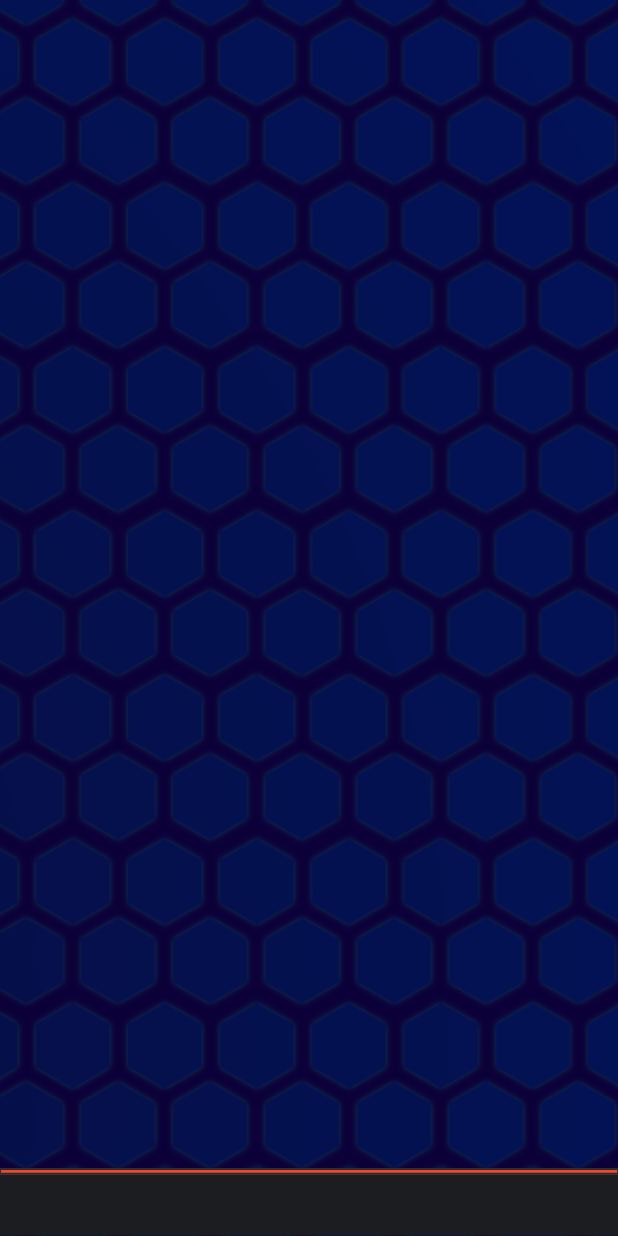
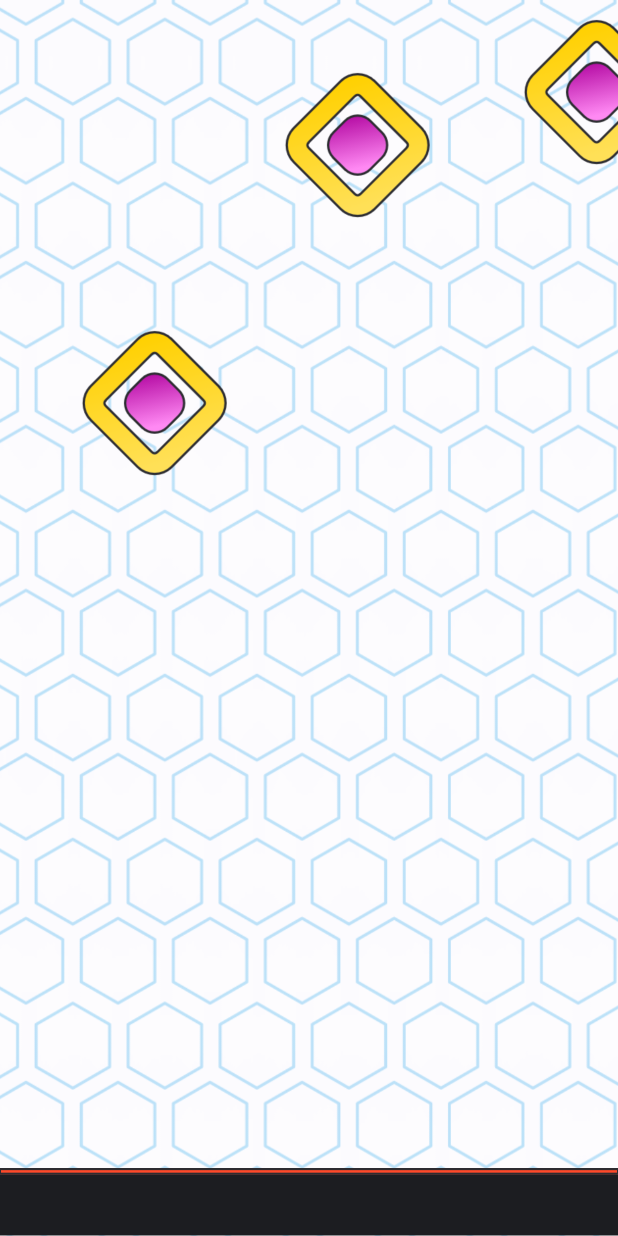
Before and after one commit to yevkk/univ, an Android app: the screen it shows after launch (MainActivity), on a phone screen of 412 x 824 dp. Run offline under Robolectric (Android 15) with nearby library versions, the phone set to English and light mode, and no system bars.

Commit message:
Add part a

```diff
--- a/distributed_computing/Lab7/app/src/main/AndroidManifest.xml
+++ b/distributed_computing/Lab7/app/src/main/AndroidManifest.xml
@@ -9,7 +9,7 @@
         android:roundIcon="@mipmap/ic_launcher_round"
         android:supportsRtl="true"
         android:theme="@style/Theme.Lab7">
-        <activity android:name=".MainActivity">
+        <activity android:name=".a.MainActivity">
             <intent-filter>
                 <action android:name="android.intent.action.MAIN" />
 
--- /dev/null
+++ b/distributed_computing/Lab7/app/src/main/java/com/example/lab7/a/GameView.java
@@ -0,0 +1,93 @@
+package com.example.lab7.a;
+
+import android.content.Context;
+import android.graphics.Canvas;
+import android.graphics.drawable.Drawable;
+import android.util.AttributeSet;
+import android.view.MotionEvent;
+import android.view.View;
+
+import androidx.core.content.res.ResourcesCompat;
+
+import com.example.lab7.R;
+
+import java.util.concurrent.Exchanger;
+import java.util.concurrent.Semaphore;
+import java.util.concurrent.atomic.AtomicBoolean;
+
+public class GameView extends View {
+    private final Point[] points;
+    private final int targetsNo = 3;
+    private final AtomicBoolean[] done;
+    private final Semaphore semaphore;
+
+    public GameView(Context context, AttributeSet attrs) {
+        super(context, attrs);
+        this.points = new Point[targetsNo];
+        this.done = new AtomicBoolean[targetsNo];
+        this.semaphore = new Semaphore(1, true);
+    }
+
+    @Override
+    protected void onDraw(Canvas canvas) {
+        for (int i = 0; i < targetsNo; i++) {
+            if (points[i] != null) {
+                Drawable d = ResourcesCompat.getDrawable(getResources(), R.drawable.target, null);
+                d.setBounds((int) points[i].x - Target.size, (int) points[i].y - Target.size, (int) points[i].x + Target.size, (int) points[i].y + Target.size);
+                d.draw(canvas);
+            }
+        }
+
+    }
+
+    @Override
+    public boolean onTouchEvent(MotionEvent event) {
+        try {
+            semaphore.acquire();
+            for (int i = 0; i < targetsNo; i++) {
+                if (Math.abs(points[i].x - event.getX()) < Target.size && Math.abs(points[i].x - event.getX()) < Target.size) {
+                    done[i].set(true);
+                    done[i] = null;
+                }
+            }
+            semaphore.release();
+        } catch (InterruptedException e) {
+            e.printStackTrace();
+        }
+
+        return super.onTouchEvent(event);
+    }
+
+    void start() {
+        new Thread(() -> {
+            Target[] targets = new Target[targetsNo];
+            for (int i = 0; i < targetsNo; i++) {
+                done[i] = new AtomicBoolean(false);
+                targets[i] = new Target(this, new Exchanger<>(), done[i]);
+                new Thread(targets[i]).start();
+            }
+
+            try {
+                while (true) {
+                    Thread.sleep(50);
+
+                    semaphore.acquire();
+                    for (int i = 0; i < targetsNo; i++) {
+                        if (done[i] != null) {
+                            points[i] = targets[i].getExchanger().exchange(null);
+                        } else {
+                            done[i] = new AtomicBoolean(false);
+                            targets[i] = new Target(this, new Exchanger<>(), done[i]);
+                            new Thread(targets[i]).start();
+                        }
+                    }
+                    semaphore.release();
+
+                    invalidate();
+                }
+            } catch (InterruptedException e) {
+                e.printStackTrace();
+            }
+        }).start();
+    }
+}
--- a/distributed_computing/Lab7/app/src/main/java/com/example/lab7/MainActivity.java
+++ b/distributed_computing/Lab7/app/src/main/java/com/example/lab7/a/MainActivity.java
@@ -1,8 +1,10 @@
-package com.example.lab7;
+package com.example.lab7.a;
 
 import androidx.appcompat.app.AppCompatActivity;
 
 import android.os.Bundle;
+
+import com.example.lab7.R;
 
 public class MainActivity extends AppCompatActivity {
 
@@ -10,5 +12,8 @@ public class MainActivity extends AppCompatActivity {
     protected void onCreate(Bundle savedInstanceState) {
         super.onCreate(savedInstanceState);
         setContentView(R.layout.activity_main);
+
+        GameView gameView = findViewById(R.id.gameView);
+        gameView.start();
     }
 }
--- /dev/null
+++ b/distributed_computing/Lab7/app/src/main/java/com/example/lab7/a/Point.java
@@ -0,0 +1,11 @@
+package com.example.lab7.a;
+
+public class Point implements Cloneable {
+   public Point(double x, double y) {
+       this.x = x;
+       this.y = y;
+   }
+
+    public double x;
+    public double y;
+}
--- /dev/null
+++ b/distributed_computing/Lab7/app/src/main/java/com/example/lab7/a/Target.java
@@ -0,0 +1,43 @@
+package com.example.lab7.a;
+
+import java.util.concurrent.Exchanger;
+import java.util.concurrent.atomic.AtomicBoolean;
+
+public class Target implements Runnable {
+    private final Point location;
+    private final GameView gameView;
+    private final Exchanger<Point> exchanger;
+    private final AtomicBoolean done;
+    private static final int maxSpeed = 50;
+    public static final int size = 75;
+
+
+    public Target(GameView gameView, Exchanger<Point> exchanger, AtomicBoolean done) {
+        this.gameView = gameView;
+        this.exchanger = exchanger;
+        this.done = done;
+
+        location = new Point( Math.random() * 750, Math.random() * 400);
+    }
+
+    public Exchanger<Point> getExchanger() {
+        return exchanger;
+    }
+
+    @Override
+    public void run() {
+        try {
+            while (!done.get()) {
+                double xSpeed = Math.random() * maxSpeed;
+                double ySpeed = Math.random() * maxSpeed;
+                location.x = (Math.random() < 0.5) ? Math.max(0,  location.x - xSpeed) : Math.min(gameView.getWidth(), location.x + xSpeed);
+                location.y = (Math.random() < 0.5) ? Math.max(0,  location.y - ySpeed) : Math.min(gameView.getHeight(), location.y + ySpeed);
+
+                exchanger.exchange(new Point(location.x, location.y));
+            }
+        } catch (InterruptedException e) {
+            e.printStackTrace();
+        }
+    }
+
+}
--- a/distributed_computing/Lab7/app/src/main/res/layout/activity_main.xml
+++ b/distributed_computing/Lab7/app/src/main/res/layout/activity_main.xml
@@ -4,29 +4,40 @@
     xmlns:tools="http://schemas.android.com/tools"
     android:layout_width="match_parent"
     android:layout_height="match_parent"
-    tools:context=".MainActivity">
+    tools:context=".a.MainActivity">
 
     <ImageView
         android:id="@+id/imageView"
         android:layout_width="0dp"
         android:layout_height="0dp"
+        android:contentDescription="@string/background_image_desc"
         android:scaleType="centerCrop"
         app:layout_constraintBottom_toBottomOf="parent"
         app:layout_constraintEnd_toEndOf="parent"
-        app:layout_constraintHorizontal_bias="1.0"
+        app:layout_constraintHorizontal_bias="0.0"
         app:layout_constraintStart_toStartOf="parent"
         app:layout_constraintTop_toTopOf="parent"
-        app:layout_constraintVertical_bias="1.0"
+        app:layout_constraintVertical_bias="0.0"
         app:srcCompat="@drawable/background" />
 
     <ImageView
         android:id="@+id/imageView3"
         android:layout_width="0dp"
         android:layout_height="45dp"
+        android:contentDescription="@string/ground_image_desc"
         android:scaleType="fitXY"
         app:layout_constraintBottom_toBottomOf="@+id/imageView"
         app:layout_constraintEnd_toEndOf="parent"
         app:layout_constraintHorizontal_bias="0.0"
         app:layout_constraintStart_toStartOf="parent"
         app:srcCompat="@drawable/ground" />
+
+    <com.example.lab7.a.GameView
+        android:id="@+id/gameView"
+        android:layout_width="0dp"
+        android:layout_height="0dp"
+        app:layout_constraintBottom_toTopOf="@+id/imageView3"
+        app:layout_constraintEnd_toEndOf="parent"
+        app:layout_constraintStart_toStartOf="parent"
+        app:layout_constraintTop_toTopOf="@+id/imageView" />
 </androidx.constraintlayout.widget.ConstraintLayout>
--- a/distributed_computing/Lab7/app/src/main/res/values-night/themes.xml
+++ b/distributed_computing/Lab7/app/src/main/res/values-night/themes.xml
@@ -1,6 +1,6 @@
 <resources xmlns:tools="http://schemas.android.com/tools">
     <!-- Base application theme. -->
-    <style name="Theme.Lab7" parent="Theme.MaterialComponents.DayNight.DarkActionBar">
+    <style name="Theme.Lab7" parent="Theme.AppCompat.Light.NoActionBar">
         <!-- Primary brand color. -->
         <item name="colorPrimary">@color/purple_200</item>
         <item name="colorPrimaryVariant">@color/purple_700</item>
@@ -10,7 +10,7 @@
         <item name="colorSecondaryVariant">@color/teal_200</item>
         <item name="colorOnSecondary">@color/black</item>
         <!-- Status bar color. -->
-        <item name="android:statusBarColor" tools:targetApi="l">?attr/colorPrimaryVariant</item>
+        <item name="android:statusBarColor" tools:targetApi="l">@color/statusBarColor</item>
         <!-- Customize your theme here. -->
     </style>
 </resources>
--- a/distributed_computing/Lab7/app/src/main/res/values/colors.xml
+++ b/distributed_computing/Lab7/app/src/main/res/values/colors.xml
@@ -5,6 +5,7 @@
     <color name="purple_700">#FF3700B3</color>
     <color name="teal_200">#FF03DAC5</color>
     <color name="teal_700">#FF018786</color>
+    <color name="statusBarColor">#FF4929</color>
     <color name="black">#FF000000</color>
     <color name="white">#FFFFFFFF</color>
 </resources>
--- a/distributed_computing/Lab7/app/src/main/res/values/themes.xml
+++ b/distributed_computing/Lab7/app/src/main/res/values/themes.xml
@@ -10,7 +10,7 @@
         <item name="colorSecondaryVariant">@color/teal_700</item>
         <item name="colorOnSecondary">@color/black</item>
         <!-- Status bar color. -->
-        <item name="android:statusBarColor" tools:targetApi="l">?attr/colorPrimaryVariant</item>
+        <item name="android:statusBarColor" tools:targetApi="l">@color/statusBarColor</item>
         <!-- Customize your theme here. -->
     </style>
 </resources>
```
Also changed, not shown: distributed_computing/Lab7/app/src/main/res/drawable/background.png.
